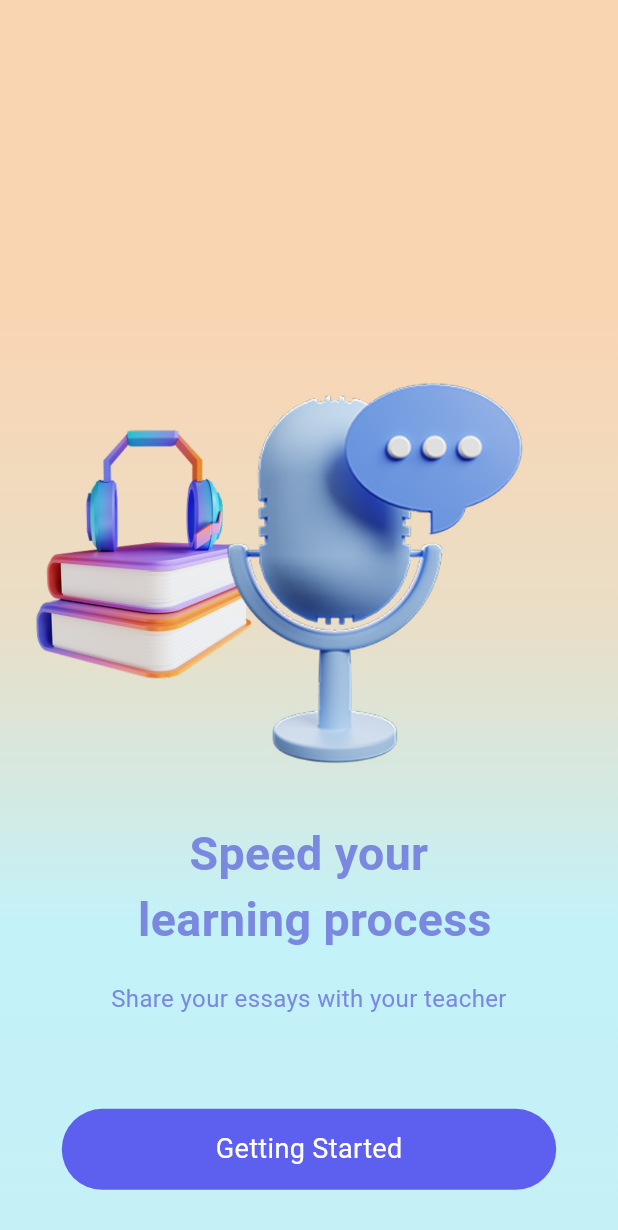
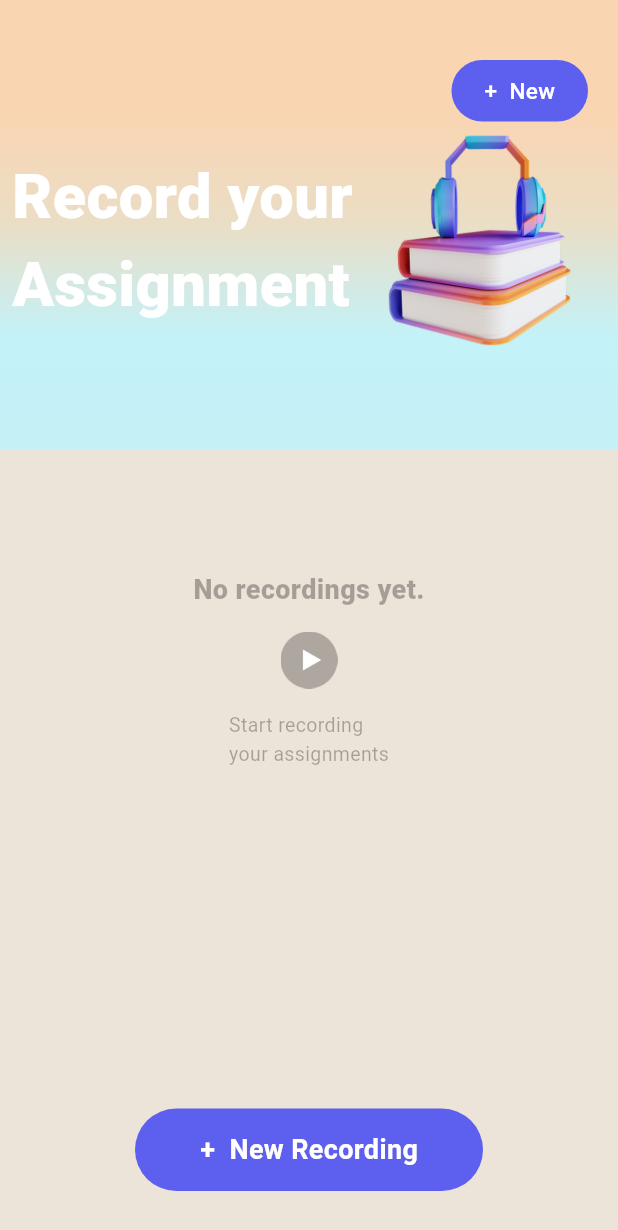
Before and after one commit to KeerthikaChokkalingam/Voide_Memos, a Flutter app: the screen it shows after launch, after a tap on "Getting Started", on a phone screen of 412 x 824 dp. Shown: the top 1230 px of the screen. Run offline on Flutter 3.47's test engine with Material 3 defaults, Android fonts, the phone set to English and light mode, and no system bars; drawn by our look-alikes of flutter_bounceable.

Commit message:
commit with dashboard screen fixes

```diff
--- a/sampleapp/lib/introduction_screen.dart
+++ b/sampleapp/lib/introduction_screen.dart
@@ -1,5 +1,6 @@
 import 'package:flutter/material.dart';
 import 'package:flutter_bounceable/flutter_bounceable.dart';
+import 'package:sampleapp/new_recording_screen.dart';
 
 class IntroductionScreen extends StatefulWidget {
   const IntroductionScreen({super.key});
@@ -14,11 +15,10 @@ class _IntroductionScreenState extends State<IntroductionScreen> {
     final screenWidth = MediaQuery.of(context).size.width;
     final screenHeight = MediaQuery.of(context).size.height;
 
-    // Image dimensions relative to screen size
-    final double firstImageWidth = screenWidth * 0.45; // Reduced width slightly
-    final double firstImageHeight = firstImageWidth * (202 / 197); // Maintain aspect ratio
-    final double secondImageWidth = screenWidth * 0.8; // Slightly reduced
-    final double secondImageHeight = secondImageWidth * (320 / 320); // Maintain aspect ratio
+    final double firstImageWidth = screenWidth * 0.45;
+    final double firstImageHeight = firstImageWidth * (202 / 197);
+    final double secondImageWidth = screenWidth * 0.8;
+    final double secondImageHeight = secondImageWidth * (320 / 320);
 
     return Scaffold(
       body: Container(
@@ -40,8 +40,8 @@ class _IntroductionScreenState extends State<IntroductionScreen> {
               child: Stack(
                 children: [
                   Positioned(
-                    left: screenWidth * 0.02, // 2% padding from left
-                    top: screenHeight * 0.45 - (firstImageHeight / 2), // Center Y
+                    left: screenWidth * 0.02,
+                    top: screenHeight * 0.45 - (firstImageHeight / 2),
                     child: Image.asset(
                       'assets/images/Books-And-Headset.png',
                       width: firstImageWidth,
@@ -49,8 +49,8 @@ class _IntroductionScreenState extends State<IntroductionScreen> {
                     ),
                   ),
                   Positioned(
-                    left: screenWidth * 0.03 + (firstImageWidth * 0.25), // 90% of first image's width
-                    top: screenHeight * 0.45 - (secondImageHeight / 1.9), // Adjusted center
+                    left: screenWidth * 0.03 + (firstImageWidth * 0.25),
+                    top: screenHeight * 0.45 - (secondImageHeight / 1.9),
                     child: Image.asset(
                       'assets/images/Shapes-Design.png',
                       width: secondImageWidth,
@@ -58,9 +58,9 @@ class _IntroductionScreenState extends State<IntroductionScreen> {
                     ),
                   ),
                   Positioned(
-                    top: screenHeight * 0.5 + (secondImageHeight / 2) - 30, // 20px below second image
-                    left: screenWidth * 0.1, // 10% from left
-                    right: screenWidth * 0.1, // 10% from right
+                    top: screenHeight * 0.5 + (secondImageHeight / 2) - 30,
+                    left: screenWidth * 0.1,
+                    right: screenWidth * 0.1,
                     child: const Text(
                       "Speed your \n learning process ",
                       textAlign: TextAlign.center,
@@ -72,9 +72,9 @@ class _IntroductionScreenState extends State<IntroductionScreen> {
                     ),
                   ),
                   Positioned(
-                    top: screenHeight * 0.57 + (secondImageHeight / 2) + 20, // 20px below second image
-                    left: screenWidth * 0.1, // 10% from left
-                    right: screenWidth * 0.1, // 10% from right
+                    top: screenHeight * 0.57 + (secondImageHeight / 2) + 20,
+                    left: screenWidth * 0.1,
+                    right: screenWidth * 0.1,
                     child: const Text(
                       "Share your essays with your teacher",
                       textAlign: TextAlign.center,
@@ -86,13 +86,13 @@ class _IntroductionScreenState extends State<IntroductionScreen> {
                     ),
                   ),
                   Positioned(
-                    top: screenHeight * 0.6 + (secondImageHeight / 2) + 80, // 20px below second image
-                    left: screenWidth * 0.1, // 10% from left
-                    right: screenWidth * 0.1, // 10% from right
+                    top: screenHeight * 0.6 + (secondImageHeight / 2) + 80,
+                    left: screenWidth * 0.1,
+                    right: screenWidth * 0.1,
                     child: Bounceable(
                       onTap: () {
-
-                    }, child: Container(
+                        Navigator.of(context).push(MaterialPageRoute(builder: (context) => const NewRecordingScreen()));
+                      }, child: Container(
                       height: 54,
                       decoration: BoxDecoration(
                         borderRadius: BorderRadius.circular(35.0),
@@ -102,7 +102,7 @@ class _IntroductionScreenState extends State<IntroductionScreen> {
                         child: Text(
                           "Getting Started",
                           style: TextStyle(
-                            fontSize: 18, // Responsive font size
+                            fontSize: 18,
                             fontWeight: FontWeight.normal,
                             color: Colors.white,
                           ),
--- a/sampleapp/lib/main.dart
+++ b/sampleapp/lib/main.dart
@@ -8,7 +8,6 @@ void main() {
 class SplashScreenApp extends StatelessWidget {
   const SplashScreenApp({super.key});
 
-  // This widget is the root of your application.
   @override
   Widget build(BuildContext context) {
     return MaterialApp(
@@ -18,7 +17,7 @@ class SplashScreenApp extends StatelessWidget {
         colorScheme: ColorScheme.fromSeed(seedColor: Colors.deepPurple),
         useMaterial3: true,
       ),
-      home: SplashScreen(),
+      home: const SplashScreen(),
     );
   }
 }
--- /dev/null
+++ b/sampleapp/lib/new_recording_screen.dart
@@ -0,0 +1,285 @@
+import 'package:flutter/material.dart';
+import 'package:flutter_bounceable/flutter_bounceable.dart';
+
+class NewRecordingScreen extends StatefulWidget {
+  const NewRecordingScreen({super.key});
+
+  @override
+  State<NewRecordingScreen> createState() => _NewRecordingScreenState();
+}
+
+class _NewRecordingScreenState extends State<NewRecordingScreen> {
+  @override
+  Widget build(BuildContext context) {
+    int recordingsCount  = 0;
+    return Scaffold(
+      body: Column(
+        children: [
+          headerWidget(),
+          Expanded(child: recorderWidget(recordingsCount)),
+        ],
+      ),
+    );
+  }
+
+  Widget headerWidget() {
+    final screenWidth = MediaQuery.of(context).size.width;
+    final screenHeight = MediaQuery.of(context).size.height;
+
+    final double firstImageWidth = screenWidth * 0.38;
+    final double firstImageHeight = firstImageWidth * (202 / 197);
+    final double secondImageWidth = screenWidth * 0.8;
+    final double secondImageHeight = secondImageWidth * (320 / 320);
+
+    return Container(
+      height: 300,
+      decoration: const BoxDecoration(
+        gradient: LinearGradient(
+          colors: [
+            Color(0xFFFAD5B2),
+            Color(0xFFFAD5B2),
+            Color(0xFFEADEC6),
+            Color(0xFFC3F2F9),
+            Color(0xFFC5F0F6),
+          ],
+          begin: Alignment.topCenter,
+          end: Alignment.bottomCenter,
+        ),
+      ),
+      child: Column(
+        children: [
+          Row(
+            mainAxisAlignment: MainAxisAlignment.end,
+            children: [
+              Padding(
+                padding: const EdgeInsets.only(top: 40.0, right: 20.0),
+                child: Bounceable(
+                  onTap: () {},
+                  child: Container(
+                    width: 91,
+                    height: 41,
+                    decoration: BoxDecoration(
+                      borderRadius: BorderRadius.circular(35.0),
+                      color: const Color(0xFF5D5FEF),
+                    ),
+                    child: const Center(
+                      child: Text(
+                        "  +  New  ",
+                        style: TextStyle(
+                          fontSize: 15,
+                          fontWeight: FontWeight.w500,
+                          color: Colors.white,
+                        ),
+                      ),
+                    ),
+                  ),
+                ),
+              )
+            ],
+          ),
+          Row(
+            children: [
+              Positioned(
+                left: screenWidth * 0.03 + (firstImageWidth * 0.30),
+                top: screenHeight * 0.45 - (secondImageHeight / 1.9),
+                child: const Padding(
+                  padding: EdgeInsets.only(left: 8.0),
+                  child: Text(
+                    'Record your \nAssignment',
+                    style: TextStyle(
+                        color: Colors.white,
+                        fontSize: 41,
+                        fontWeight: FontWeight.w900),
+                  ),
+                ),
+              ),
+              Positioned(
+                left: screenWidth * 0.03 + (firstImageWidth * 0.25),
+                top: screenHeight * 0.45 - (secondImageHeight / 1.9),
+                child: Padding(
+                  padding: const EdgeInsets.only(right: 8.0),
+                  child: Image.asset(
+                    'assets/images/Books-And-Headset.png',
+                    width: firstImageWidth,
+                    height: firstImageHeight,
+                  ),
+                ),
+              ),
+            ],
+          )
+        ],
+      ),
+    );
+  }
+
+  Widget recorderWidget(int recordingsCount) {
+    return Stack(
+      children: [
+        Container(
+          width: double.infinity,
+          color: const Color(0xFFECE3D9),
+          child: Column(
+            crossAxisAlignment: recordingsCount != 0 ? CrossAxisAlignment.start : CrossAxisAlignment.center,
+            children: [
+              recordingsCount != 0 ? newRecordingTitleWidget() : noRecordsWidget(),
+            ],
+          ),
+        ),
+        Container(
+          padding: const EdgeInsets.only(top: 40,bottom: 30),
+          child: ListView.builder(
+            itemCount: 0,
+            itemBuilder: (BuildContext context, int index) {
+              return Column(
+                  children: <Widget>[
+                    Padding(
+                      padding: EdgeInsets.only(top:index == 0 ? 0 : 10.0,bottom:  index == 30 ? 50.0 : 10.0,left: 15.0,right: 15.0),
+                      child:
+                      recordCard(),
+                    ),
+                    ]);
+          },
+          ),
+        ),
+        // Center(child: noRecordsWidget()),
+        Positioned(
+          left: 0,
+          right: 0,
+          bottom: 30, // 10px from the bottom
+          child: Center(child: newRecordingButton()),
+        ),
+      ],
+    );
+  }
+
+  Widget newRecordingTitleWidget() {
+    return Container(
+      alignment: Alignment.centerLeft,
+      height: 59,
+      child: Padding(
+        padding: const EdgeInsets.only(left: 10.0),
+        child: Text(
+          'My Recordings',
+          textAlign: TextAlign.start,
+          style: TextStyle(
+              color: const Color(0xFF000000).withOpacity(0.5),
+              fontSize: 14,
+              fontWeight: FontWeight.w400),
+        ),
+      ),
+    );
+  }
+
+  Widget newRecordingButton() {
+    return Container(
+      decoration: BoxDecoration(
+          color: const Color(0xFF5D5FEF),
+          borderRadius: BorderRadius.circular(30.0)),
+      width: 232,
+      height: 55,
+      child: Center(
+        child: Bounceable(
+          onTap: () {
+          },
+          child: const Text(
+            '   +  New Recording   ',
+            style: TextStyle(
+              fontSize: 18,
+              fontWeight: FontWeight.w700,
+              color: Colors.white,
+            ),
+          ),
+        ),
+      ),
+    );
+  }
+
+  Widget noRecordsWidget() {
+    return Column(
+      children: [
+        Padding(
+          padding: const EdgeInsets.only(top: 80.0),
+          child: Text(
+            'No recordings yet.',
+            style: TextStyle(
+              fontSize: 18,
+              fontWeight: FontWeight.w900,
+              color: Colors.black.withOpacity(0.30),
+            ),
+          ),
+        ),
+        Padding(
+          padding: const EdgeInsets.only(top: 15.0),
+          child: Image.asset(
+            'assets/images/Play_empty.png',
+            width: 38,
+            height: 38,
+          ),
+        ),
+        Padding(
+          padding: const EdgeInsets.only(top: 15.0),
+          child: Text(
+            'Start recording \nyour assignments',
+            style: TextStyle(
+              fontSize: 13,
+              fontWeight: FontWeight.normal,
+              color: Colors.black.withOpacity(0.30),
+            ),
+          ),
+        ),
+      ],
+    );
+  }
+
+  Widget recordCard() {
+    return Container(
+          height: 100,
+    padding: const EdgeInsets.symmetric(horizontal: 16, vertical: 12),
+    decoration: BoxDecoration(
+    color: Colors.white,
+    borderRadius: BorderRadius.circular(12),
+    ),
+    child: const Row(
+    children: [
+    Expanded(
+    flex: 6,
+    child: Column(
+    crossAxisAlignment: CrossAxisAlignment.start,
+    mainAxisAlignment: MainAxisAlignment.center,
+    children: [
+    Text(
+    "Assignment Name",
+    style: TextStyle(
+    fontWeight: FontWeight.bold,
+    fontSize: 18,
+    color: Colors.black,
+    ),
+    ),
+    Padding(
+      padding: EdgeInsets.only(top: 10.0),
+      child: Text(
+      "Topic",
+      style: TextStyle(
+        fontWeight: FontWeight.normal,
+      fontSize: 13,
+      color: Color(0xFF7B88E0),
+      ),
+      ),
+    ),
+    ],
+    ),
+    ),
+    CircleAvatar(
+    backgroundColor: Color(0xFF5D5FEF),
+    radius: 20,
+    child: Icon(
+    Icons.play_arrow,
+    color: Colors.white,
+    ),
+    ),
+    ],
+    ),
+    // )
+    );
+  }
+}
--- a/sampleapp/lib/splash_screen.dart
+++ b/sampleapp/lib/splash_screen.dart
@@ -1,8 +1,5 @@
 import 'dart:async';
-
 import 'package:flutter/material.dart';
-import 'package:flutter_svg/svg.dart';
-
 import 'introduction_screen.dart';
 
 class SplashScreen extends StatefulWidget {
@@ -19,7 +16,6 @@ class _SplashScreenState extends State<SplashScreen> {
     super.initState();
     timer = Timer(const Duration(seconds: 3), () {
       Navigator.of(context).push(MaterialPageRoute(builder: (context) => const IntroductionScreen()));
-      // Change to your route
     });
   }
 
--- a/sampleapp/pubspec.yaml
+++ b/sampleapp/pubspec.yaml
@@ -92,3 +92,5 @@ flutter:
   assets:
     - 'assets/images/Shapes-Design.png'
     - 'assets/images/Books-And-Headset.png'
+    - 'assets/images/Play_empty.png'
+    - 'assets/images/Play-button.png'
```
Also changed, not shown: sampleapp/assets/images/Play-button.png (added), sampleapp/assets/images/Play_empty.png (added), 1 other file.
